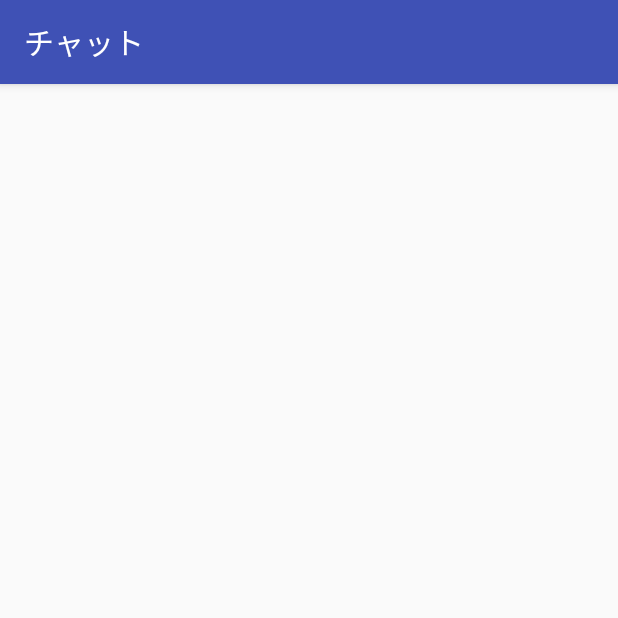
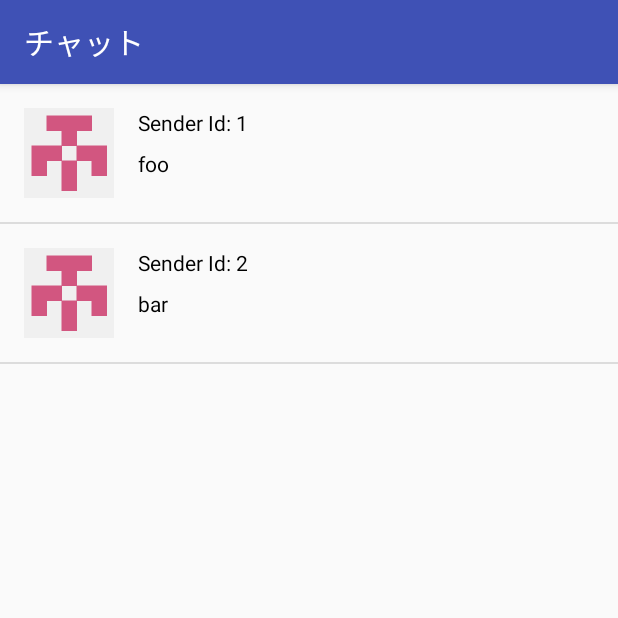
Before and after one commit to line-school2018summer/kyotob_android, an Android app: the ChatActivity screen opened directly, with no data from a screen before it, on a phone screen of 412 x 824 dp, the top half of it. Run offline under Robolectric (Android 15) with nearby library versions, the phone set to English and light mode, and no system bars.

Commit message:
:sparkles: チャット画面でダミーのメッセージのリストを描画するようにした

```diff
--- a/app/src/main/java/com/kyotob/client/ChatActivity.kt
+++ b/app/src/main/java/com/kyotob/client/ChatActivity.kt
@@ -2,6 +2,10 @@ package com.kyotob.client
 
 import android.support.v7.app.AppCompatActivity
 import android.os.Bundle
+import android.widget.ListView
+import com.kyotob.client.adapter.MessageListAdapter
+import com.kyotob.client.entities.Message
+import java.sql.Timestamp
 
 class ChatActivity : AppCompatActivity() {
 
@@ -9,5 +13,16 @@ class ChatActivity : AppCompatActivity() {
         super.onCreate(savedInstanceState)
         setContentView(R.layout.activity_chat)
         title = "チャット"
+
+        val listAdapter = MessageListAdapter(applicationContext)
+        listAdapter.messages = getDummyMessages()
+
+        val listView = findViewById<ListView>(R.id.list_view)
+        listView.adapter = listAdapter
     }
+
+    private fun getDummyMessages() =
+            mutableListOf(
+                    Message(1, 1, 1, "foo", Timestamp(1536133785)),
+                    Message(1, 2, 1, "bar", Timestamp(1536137278)))
 }
--- a/app/src/main/res/layout/activity_chat.xml
+++ b/app/src/main/res/layout/activity_chat.xml
@@ -6,4 +6,9 @@
     android:layout_height="match_parent"
     tools:context="com.kyotob.client.ChatActivity">
 
+    <ListView
+        android:id="@+id/list_view"
+        android:layout_width="match_parent"
+        android:layout_height="match_parent"/>
+
 </android.support.constraint.ConstraintLayout>
```
